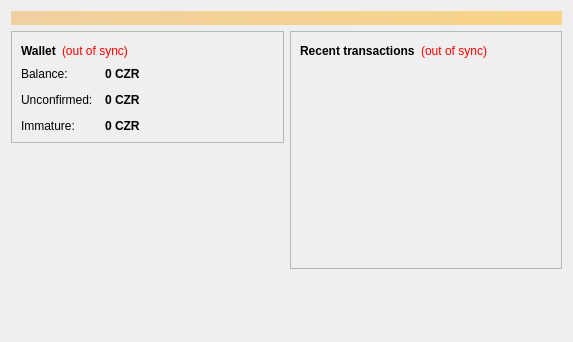
First picture: the form in src/qt/forms/overviewpage.ui, repository tetcoin-legacy/tetcoin, before the edit.
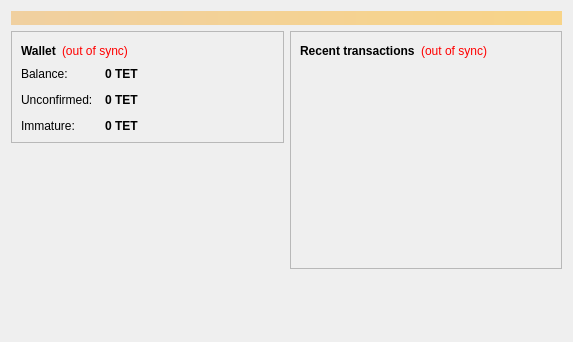
Second picture: the form after the edit.

What changed in the file:
```diff
--- a/src/qt/forms/overviewpage.ui
+++ b/src/qt/forms/overviewpage.ui
@@ -122,7 +122,7 @@
                <string>Your current balance</string>
               </property>
               <property name="text">
-               <string notr="true">0 CZR</string>
+               <string notr="true">0 TET</string>
               </property>
               <property name="textInteractionFlags">
                <set>Qt::LinksAccessibleByMouse|Qt::TextSelectableByKeyboard|Qt::TextSelectableByMouse</set>
@@ -151,7 +151,7 @@
                <string>Total of transactions that have yet to be confirmed, and do not yet count toward the current balance</string>
               </property>
               <property name="text">
-               <string notr="true">0 CZR</string>
+               <string notr="true">0 TET</string>
               </property>
               <property name="textInteractionFlags">
                <set>Qt::LinksAccessibleByMouse|Qt::TextSelectableByKeyboard|Qt::TextSelectableByMouse</set>
@@ -177,7 +177,7 @@
                <string>Mined balance that has not yet matured</string>
               </property>
               <property name="text">
-               <string notr="true">0 CZR</string>
+               <string notr="true">0 TET</string>
               </property>
               <property name="textInteractionFlags">
                <set>Qt::LinksAccessibleByMouse|Qt::TextSelectableByKeyboard|Qt::TextSelectableByMouse</set>
```
Left out of the diff: 4 changed lines with no effect on the pictures.
